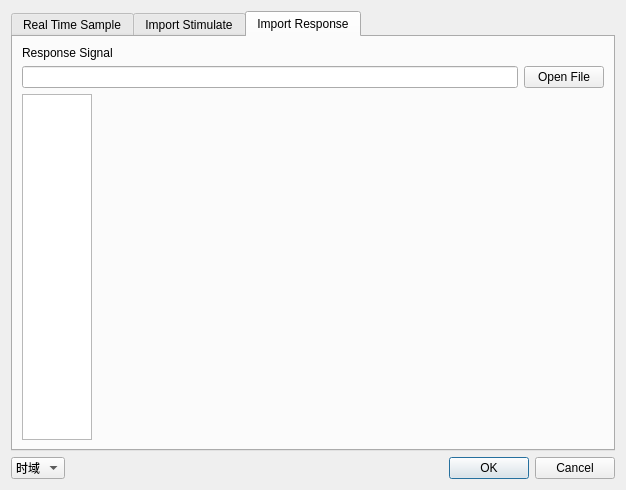
Old version of the form GuiLib/SignalSample.ui in the repository WuYingzheng/Model_Identification.
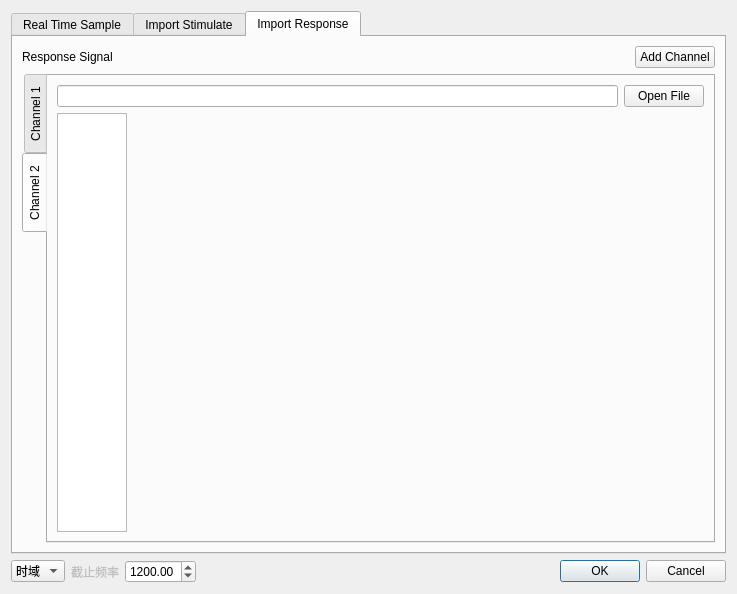
New version of the form. The open tabs and pages were chosen to show the change. Custom widgets are drawn as their Qt base class.

Commit message: 1. update frequence response function 2. update fft for input force 3. [gui] read multi-signal from input file

Diff of the .ui file:
```diff
--- a/GuiLib/SignalSample.ui
+++ b/GuiLib/SignalSample.ui
@@ -6,14 +6,81 @@
    <rect>
     <x>0</x>
     <y>0</y>
-    <width>626</width>
-    <height>490</height>
+    <width>737</width>
+    <height>594</height>
    </rect>
   </property>
   <property name="windowTitle">
    <string>Signal Sample</string>
   </property>
   <layout class="QGridLayout" name="gridLayout_2">
+   <item row="1" column="0">
+    <layout class="QHBoxLayout" name="horizontalLayout_7">
+     <item>
+      <widget class="QComboBox" name="comboBox_Domain">
+       <item>
+        <property name="text">
+         <string>时域</string>
+        </property>
+       </item>
+       <item>
+        <property name="text">
+         <string>频域</string>
+        </property>
+       </item>
+      </widget>
+     </item>
+     <item>
+      <widget class="QLabel" name="label">
+       <property name="enabled">
+        <bool>false</bool>
+       </property>
+       <property name="text">
+        <string>截止频率</string>
+       </property>
+      </widget>
+     </item>
+     <item>
+      <widget class="QDoubleSpinBox" name="doubleSpinBox_UpperFrequence">
+       <property name="enabled">
+        <bool>true</bool>
+       </property>
+       <property name="maximum">
+        <double>1500.000000000000000</double>
+       </property>
+       <property name="singleStep">
+        <double>100.000000000000000</double>
+       </property>
+       <property name="value">
+        <double>1200.000000000000000</double>
+       </property>
+      </widget>
+     </item>
+     <item>
+      <spacer name="horizontalSpacer">
+       <property name="orientation">
+        <enum>Qt::Horizontal</enum>
+       </property>
+       <property name="sizeHint" stdset="0">
+        <size>
+         <width>40</width>
+         <height>20</height>
+        </size>
+       </property>
+      </spacer>
+     </item>
+     <item>
+      <widget class="QDialogButtonBox" name="buttonBox">
+       <property name="orientation">
+        <enum>Qt::Horizontal</enum>
+       </property>
+       <property name="standardButtons">
+        <set>QDialogButtonBox::Cancel|QDialogButtonBox::Ok</set>
+       </property>
+      </widget>
+     </item>
+    </layout>
+   </item>
    <item row="0" column="0">
     <widget class="QTabWidget" name="tabWidget_Response">
      <property name="currentIndex">
@@ -85,9 +152,9 @@
       <attribute name="title">
        <string>Import Response</string>
       </attribute>
-      <layout class="QGridLayout" name="gridLayout_3">
+      <layout class="QGridLayout" name="gridLayout_5">
        <item row="0" column="0">
-        <layout class="QVBoxLayout" name="verticalLayout_3">
+        <layout class="QHBoxLayout" name="horizontalLayout_3">
          <item>
           <widget class="QLabel" name="label_Response">
            <property name="text">
@@ -96,6 +163,50 @@
           </widget>
          </item>
          <item>
+          <spacer name="horizontalSpacer_2">
+           <property name="orientation">
+            <enum>Qt::Horizontal</enum>
+           </property>
+           <property name="sizeHint" stdset="0">
+            <size>
+             <width>193</width>
+             <height>21</height>
+            </size>
+           </property>
+          </spacer>
+         </item>
+         <item>
+          <widget class="QPushButton" name="pushButton_2">
+           <property name="text">
+            <string>Add Channel</string>
+           </property>
+          </widget>
+         </item>
+        </layout>
+       </item>
+       <item row="1" column="0">
+        <widget class="QTabWidget" name="tabWidget">
+         <property name="layoutDirection">
+          <enum>Qt::LeftToRight</enum>
+         </property>
+         <property name="tabPosition">
+          <enum>QTabWidget::West</enum>
+         </property>
+         <property name="tabShape">
+          <enum>QTabWidget::Rounded</enum>
+         </property>
+         <property name="currentIndex">
+          <number>0</number>
+         </property>
+         <property name="elideMode">
+          <enum>Qt::ElideRight</enum>
+         </property>
+         <widget class="QWidget" name="tab_3">
+          <attribute name="title">
+           <string>Channel 1</string>
+          </attribute>
+          <layout class="QGridLayout" name="gridLayout_3">
+           <item row="0" column="0">
           <layout class="QHBoxLayout" name="horizontalLayout_5">
            <item>
             <widget class="QLineEdit" name="lineEdit_Response"/>
@@ -109,8 +220,8 @@
            </item>
           </layout>
          </item>
-         <item>
-          <layout class="QHBoxLayout" name="horizontalLayout_6" stretch="1,12">
+           <item row="1" column="0">
+            <layout class="QHBoxLayout" name="horizontalLayout_6" stretch="1,5">
            <item>
             <widget class="QListWidget" name="listWidget_Response"/>
            </item>
@@ -120,51 +231,43 @@
           </layout>
          </item>
         </layout>
-       </item>
-      </layout>
-     </widget>
-    </widget>
+         </widget>
+         <widget class="QWidget" name="tab_4">
+          <attribute name="title">
+           <string>Channel 2</string>
+          </attribute>
+          <layout class="QGridLayout" name="gridLayout_6">
+           <item row="0" column="0">
+            <layout class="QHBoxLayout" name="horizontalLayout_9">
+             <item>
+              <widget class="QLineEdit" name="lineEdit_Response_2"/>
+             </item>
+             <item>
+              <widget class="QPushButton" name="pushButton_OpenResponse_2">
+               <property name="text">
+                <string>Open File</string>
+               </property>
+              </widget>
+             </item>
+            </layout>
    </item>
    <item row="1" column="0">
-    <layout class="QHBoxLayout" name="horizontalLayout_7">
+            <layout class="QHBoxLayout" name="horizontalLayout_8" stretch="1,12">
      <item>
-      <widget class="QComboBox" name="comboBox_Domain">
-       <item>
-        <property name="text">
-         <string>时域</string>
-        </property>
+              <widget class="QListWidget" name="listWidget_Response_2"/>
        </item>
        <item>
-        <property name="text">
-         <string>频域</string>
-        </property>
-       </item>
-      </widget>
-     </item>
-     <item>
-      <spacer name="horizontalSpacer">
-       <property name="orientation">
-        <enum>Qt::Horizontal</enum>
-       </property>
-       <property name="sizeHint" stdset="0">
-        <size>
-         <width>40</width>
-         <height>20</height>
-        </size>
-       </property>
-      </spacer>
-     </item>
-     <item>
-      <widget class="QDialogButtonBox" name="buttonBox">
-       <property name="orientation">
-        <enum>Qt::Horizontal</enum>
-       </property>
-       <property name="standardButtons">
-        <set>QDialogButtonBox::Cancel|QDialogButtonBox::Ok</set>
-       </property>
-      </widget>
-     </item>
-    </layout>
+              <widget class="MplWidget" name="MplWidget_Response_2" native="true"/>
+             </item>
+            </layout>
+           </item>
+          </layout>
+         </widget>
+        </widget>
+       </item>
+      </layout>
+     </widget>
+    </widget>
    </item>
   </layout>
  </widget>
```
Left out of the diff: 4 changed lines with no effect on the pictures. Lines whose indentation alone changed are shown as unchanged. The commit also changes 12 other files.
